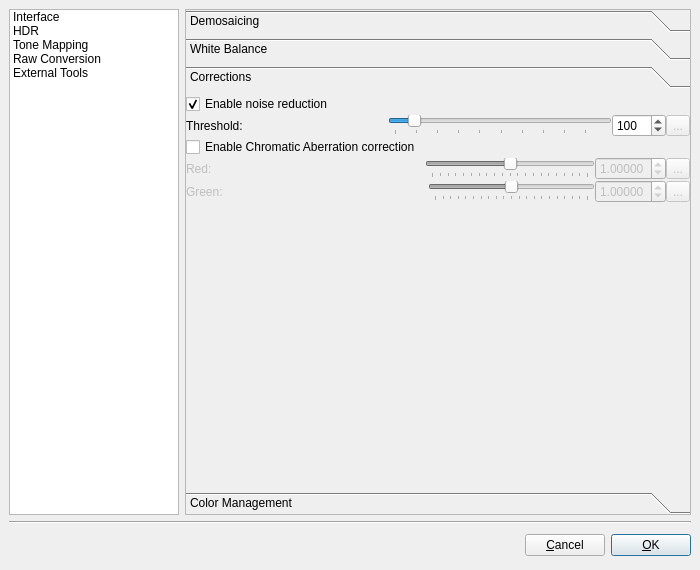
First picture: the form in forms/PreferencesDialog.ui, repository LuminanceHDR/LuminanceHDR, before the edit.
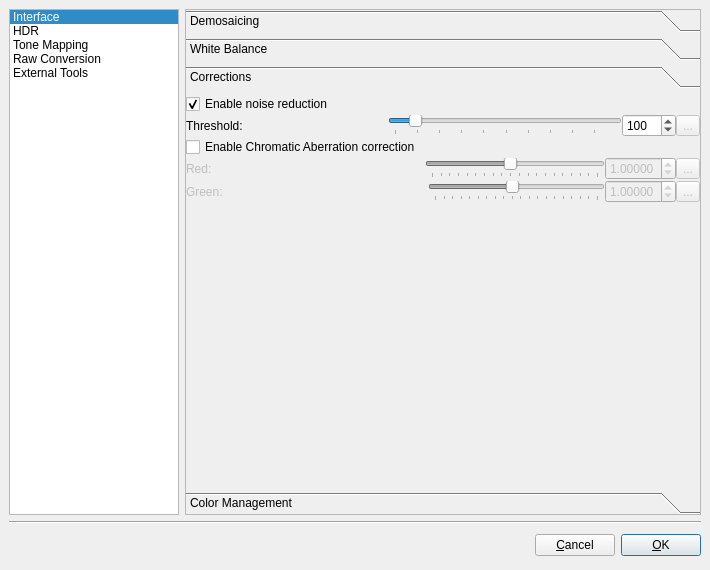
Second picture: the form after the edit. The open tabs and pages were chosen to show the change. Icons and pictures are not drawn.

Patch:
```diff
--- a/forms/PreferencesDialog.ui
+++ b/forms/PreferencesDialog.ui
@@ -6,7 +6,7 @@
    <rect>
     <x>0</x>
     <y>0</y>
-    <width>700</width>
+    <width>710</width>
     <height>570</height>
    </rect>
   </property>
@@ -18,13 +18,13 @@
   </property>
   <property name="minimumSize">
    <size>
-    <width>700</width>
+    <width>710</width>
     <height>570</height>
    </size>
   </property>
   <property name="maximumSize">
    <size>
-    <width>700</width>
+    <width>710</width>
     <height>570</height>
    </size>
   </property>
@@ -104,7 +104,7 @@
         <bool>true</bool>
        </property>
        <property name="currentRow">
-        <number>-1</number>
+        <number>0</number>
        </property>
        <property name="sortingEnabled">
         <bool>false</bool>
@@ -1520,7 +1520,7 @@
              <rect>
               <x>0</x>
               <y>0</y>
-              <width>478</width>
+              <width>488</width>
               <height>356</height>
              </rect>
             </property>
@@ -1674,14 +1674,20 @@
                    <property name="enabled">
                     <bool>false</bool>
                    </property>
+                   <property name="minimum">
+                    <number>1</number>
+                   </property>
                    <property name="maximum">
-                    <number>200</number>
+                    <number>20</number>
                    </property>
                    <property name="singleStep">
                     <number>1</number>
                    </property>
+                   <property name="pageStep">
+                    <number>2</number>
+                   </property>
                    <property name="value">
-                    <number>100</number>
+                    <number>10</number>
                    </property>
                    <property name="orientation">
                     <enum>Qt::Horizontal</enum>
@@ -1690,7 +1696,7 @@
                     <enum>QSlider::TicksBelow</enum>
                    </property>
                    <property name="tickInterval">
-                    <number>0</number>
+                    <number>1</number>
                    </property>
                   </widget>
                  </item>
@@ -1765,11 +1771,17 @@
                    <property name="enabled">
                     <bool>false</bool>
                    </property>
+                   <property name="minimum">
+                    <number>1</number>
+                   </property>
                    <property name="maximum">
-                    <number>200</number>
+                    <number>20</number>
+                   </property>
+                   <property name="pageStep">
+                    <number>2</number>
                    </property>
                    <property name="value">
-                    <number>100</number>
+                    <number>10</number>
                    </property>
                    <property name="orientation">
                     <enum>Qt::Horizontal</enum>
@@ -1777,6 +1789,9 @@
                    <property name="tickPosition">
                     <enum>QSlider::TicksBelow</enum>
                    </property>
+                   <property name="tickInterval">
+                    <number>1</number>
+                   </property>
                   </widget>
                  </item>
                  <item>
```
Left out of the diff: 36 changed lines with no effect on the pictures.
